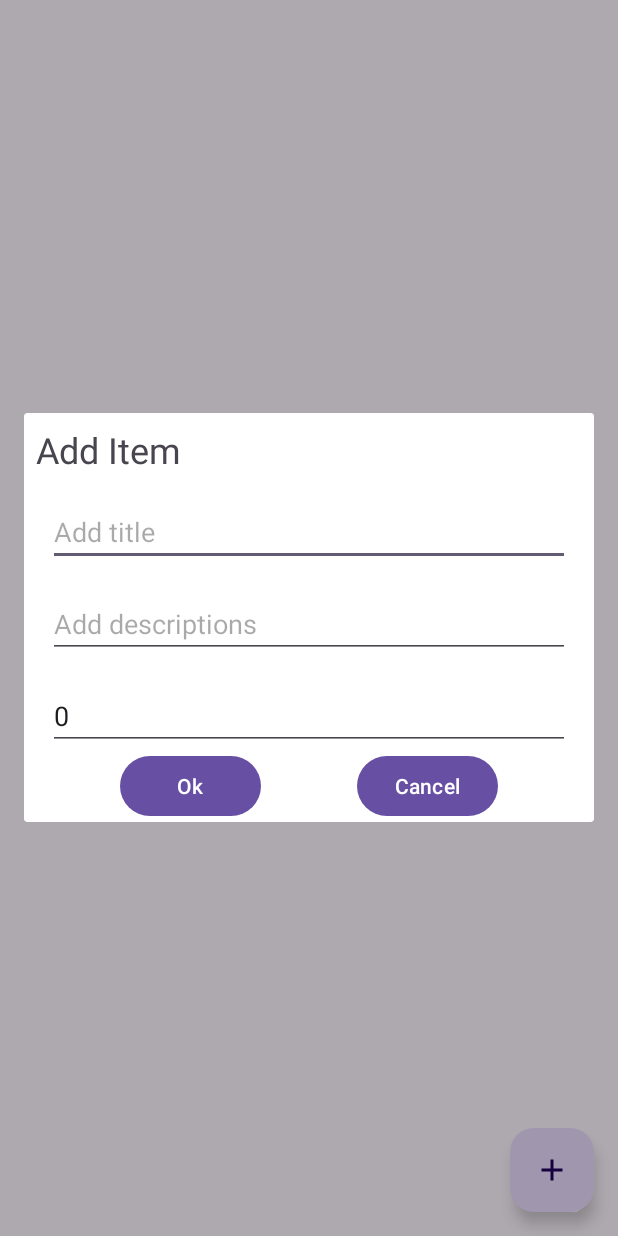
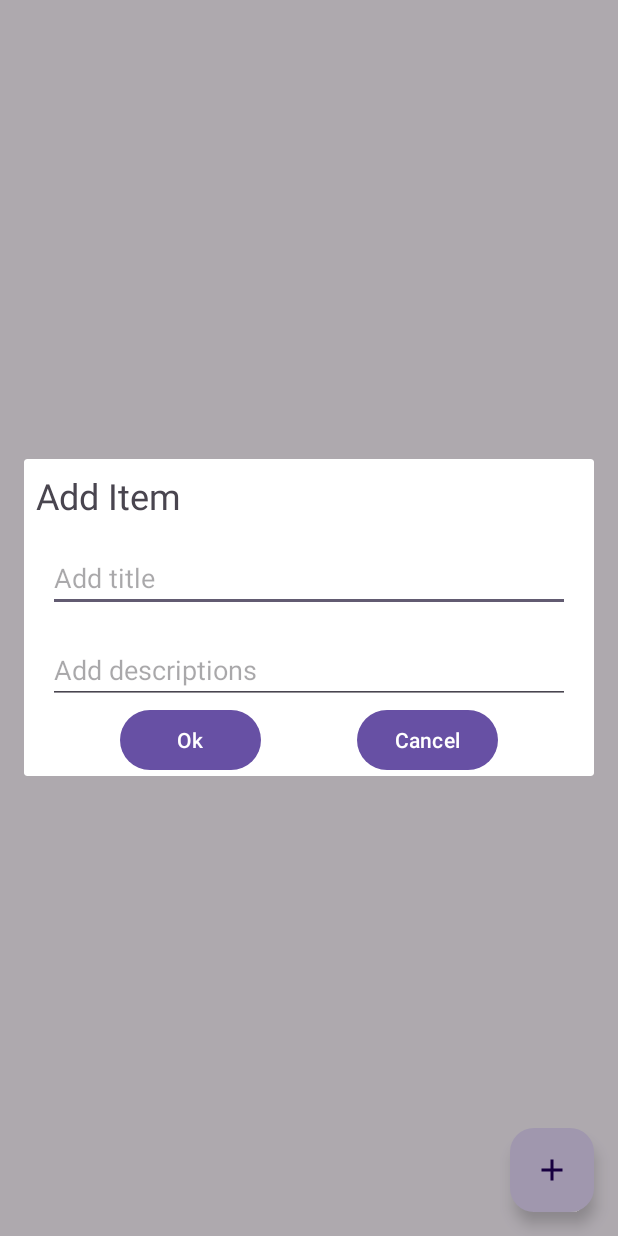
Before and after one commit to Lex8bit/ToDoList, an Android app: the screen it shows after launch (MainActivity), after a tap on an icon or button, on a phone screen of 412 x 824 dp. Run offline under Robolectric (Android 15) with nearby library versions, the phone set to English and light mode, and no system bars; our stand-ins replace Room's generated code.

Commit message:
Добавили MVVM и убрали цифру

```diff
--- a/app/src/main/java/com/example/todolist/CustomAdapter.kt
+++ b/app/src/main/java/com/example/todolist/CustomAdapter.kt
@@ -27,7 +27,6 @@ class CustomAdapter(private var mList: MutableList<ItemsViewModel>, private val
         // sets the text to the textview from our itemHolder class
         holder.titleView.text = ItemsViewModel.title
         holder.descriptionView.text = ItemsViewModel.description
-        holder.numberView.text = ItemsViewModel.number.toString()
         holder.containerView.setOnClickListener{
             click.itemClicked(ItemsViewModel)
         }
@@ -48,8 +47,6 @@ class CustomAdapter(private var mList: MutableList<ItemsViewModel>, private val
     class ViewHolder(ItemView: View) : RecyclerView.ViewHolder(ItemView) {
         val titleView: TextView = itemView.findViewById(R.id.item_recycler_title)
         val descriptionView: TextView = itemView.findViewById(R.id.item_recycler_description)
-        val numberView: TextView = itemView.findViewById(R.id.item_recycler_number)
         val containerView: ConstraintLayout = itemView.findViewById(R.id.item_recycler_container)
-
     }
 }
--- a/app/src/main/java/com/example/todolist/CustomDialog.kt
+++ b/app/src/main/java/com/example/todolist/CustomDialog.kt
@@ -23,7 +23,6 @@ class CustomDialog(var activity: MainActivity, private val isNewItem: Boolean, p
     private lateinit var cancelButton : Button
     private lateinit var inputFieldTitle : EditText
     private lateinit var inputFieldDescription : EditText
-    private lateinit var inputFieldNumber : EditText
     private lateinit var dialogLable : TextView
 
 
@@ -53,7 +52,6 @@ class CustomDialog(var activity: MainActivity, private val isNewItem: Boolean, p
             if (isNewItem){
                 inputFieldTitle.setText(it.title)
                 inputFieldDescription.setText(it.description)
-                inputFieldNumber.setText(it.number.toString())
             }
         })
     }
@@ -70,7 +68,6 @@ class CustomDialog(var activity: MainActivity, private val isNewItem: Boolean, p
     private fun initViews(view: View) {
         inputFieldTitle = view.findViewById(R.id.dialog_input_title)
         inputFieldDescription = view.findViewById(R.id.dialog_input_descriptions)
-        inputFieldNumber = view.findViewById(R.id.dialog_input_number)
         dialogLable = view.findViewById(R.id.dialog_lable)
 
         okButton = view.findViewById(R.id.dialog_ok_button)
@@ -84,8 +81,6 @@ class CustomDialog(var activity: MainActivity, private val isNewItem: Boolean, p
         dialogLable.text = "Update item"
         inputFieldTitle.setText(item?.title)
         inputFieldDescription.setText(item?.description)
-        inputFieldNumber.setText(item?.number.toString())
-
     }
     private fun createNewItem() {
         mCustomDialogViewModel.getToDoItemFromPrefs()
@@ -112,13 +107,11 @@ class CustomDialog(var activity: MainActivity, private val isNewItem: Boolean, p
 
         val inputTitleResult = inputFieldTitle.text.toString()
         val inputDescriptionResult = inputFieldDescription.text.toString()
-        val inputNumberResult = inputFieldNumber.text.toString().toIntOrNull() ?: 0
         activity.updateItem(
             ItemsViewModel(
                 item?.id ?: 0,
                 inputTitleResult,
-                inputDescriptionResult,
-                inputNumberResult
+                inputDescriptionResult
             )
         )
 
@@ -130,19 +123,16 @@ class CustomDialog(var activity: MainActivity, private val isNewItem: Boolean, p
 
         val inputTitleResult = inputFieldTitle.text.toString()
         val inputDescriptionResult = inputFieldDescription.text.toString()
-        val inputNumberResult = inputFieldNumber.text.toString().toIntOrNull() ?: 0
         activity.addItem(
             ItemsViewModel(
                 0,
                 inputTitleResult,
-                inputDescriptionResult,
-                inputNumberResult
+                inputDescriptionResult
             )
         )
         // Для SharedPref чтобы когда нажимали на Ок у нас очищались поля
         inputFieldTitle.text.clear()
         inputFieldDescription.text.clear()
-        inputFieldNumber.text.clear()
     }
 
     //SharedPreferences записываем данные когда экран не активен
@@ -151,10 +141,8 @@ class CustomDialog(var activity: MainActivity, private val isNewItem: Boolean, p
         if (isNewItem) {
             val inputTitleResult = inputFieldTitle.text.toString()
             val inputDescriptionResult = inputFieldDescription.text.toString()
-            val inputNumberResult = inputFieldNumber.text.toString()
             mCustomDialogViewModel.saveDataInPrefs("titleKey",inputTitleResult)
             mCustomDialogViewModel.saveDataInPrefs("descriptionKey",inputDescriptionResult)
-            mCustomDialogViewModel.saveDataInPrefs("numberKey",inputNumberResult)
         }
     }
 }
--- a/app/src/main/java/com/example/todolist/ItemsViewModel.kt
+++ b/app/src/main/java/com/example/todolist/ItemsViewModel.kt
@@ -7,7 +7,6 @@ import androidx.room.PrimaryKey
 data class ItemsViewModel(
     @PrimaryKey(autoGenerate = true) val id: Int,
     val title: String,
-    val description: String,
-    val number: Int
+    val description: String
     ) {
 }
--- a/app/src/main/java/com/example/todolist/data/PrefsManagerImpl.kt
+++ b/app/src/main/java/com/example/todolist/data/PrefsManagerImpl.kt
@@ -15,7 +15,7 @@ class PrefsManagerImpl(app: Application) : PrefsManager {
         val title = sharedPref.getString("titleKey","") ?: ""
         val description = sharedPref.getString("descriptionKey","") ?: ""
         val number = sharedPref.getInt("numberKey",0)
-        return ItemsViewModel(0, title, description, number)
+        return ItemsViewModel(0, title, description)
     }
 
     override fun saveDataInPrefs(key: String, value: String) {
--- a/app/src/main/res/layout/dialog_template.xml
+++ b/app/src/main/res/layout/dialog_template.xml
@@ -31,21 +31,14 @@
         android:layout_width="match_parent"
         android:layout_height="wrap_content"
         app:layout_constraintTop_toBottomOf="@+id/dialog_input_title"/>
-    <EditText
-        android:id="@+id/dialog_input_number"
-        android:hint="@string/add_number"
-        android:layout_margin="16dp"
-        android:inputType="number"
-        android:layout_width="match_parent"
-        android:layout_height="wrap_content"
-        app:layout_constraintTop_toBottomOf="@+id/dialog_input_descriptions"/>
+
     <Button
         android:id="@+id/dialog_ok_button"
         android:text="@string/ok"
         android:layout_width="94dp"
         android:layout_height="wrap_content"
         app:layout_constraintEnd_toStartOf="@+id/dialog_cancel_button"
-        app:layout_constraintTop_toBottomOf="@+id/dialog_input_number"
+        app:layout_constraintTop_toBottomOf="@+id/dialog_input_descriptions"
         app:layout_constraintStart_toStartOf="parent"/>
     <Button
         android:id="@+id/dialog_cancel_button"
@@ -53,7 +46,7 @@
         android:layout_width="94dp"
         android:layout_height="wrap_content"
         app:layout_constraintStart_toEndOf="@+id/dialog_ok_button"
-        app:layout_constraintTop_toBottomOf="@+id/dialog_input_number"
+        app:layout_constraintTop_toBottomOf="@+id/dialog_input_descriptions"
         app:layout_constraintEnd_toEndOf="parent"/>
 
 
```
Also changed, not shown: app/src/main/res/layout/card_view_design.xml (+0 -31 lines).
